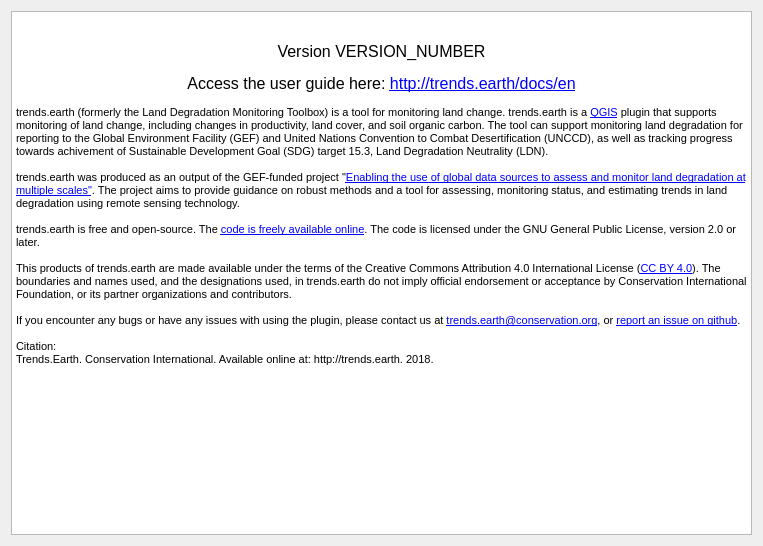
First picture: the form in LDMP/gui/DlgAbout.ui, repository ConservationInternational/trends.earth, before the edit.
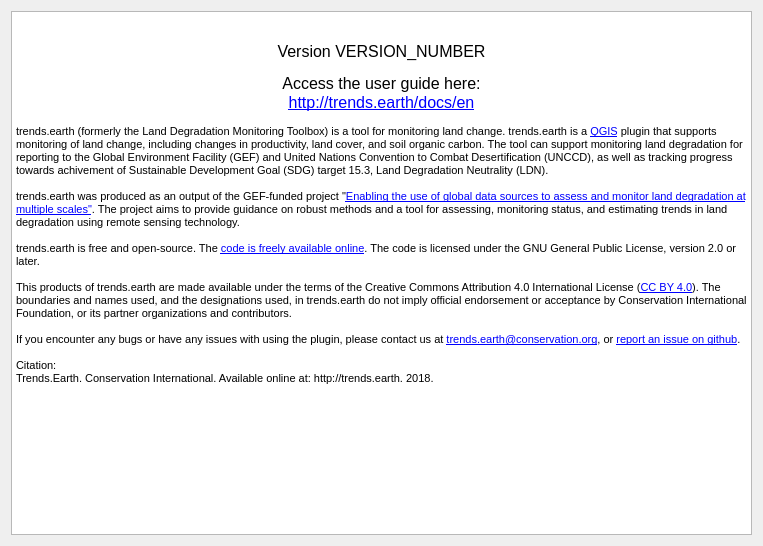
Second picture: the form after the edit. Icons and pictures are not drawn.

Diff of the .ui file:
```diff
--- a/LDMP/gui/DlgAbout.ui
+++ b/LDMP/gui/DlgAbout.ui
@@ -23,12 +23,13 @@
       <string>&lt;!DOCTYPE HTML PUBLIC &quot;-//W3C//DTD HTML 4.0//EN&quot; &quot;http://www.w3.org/TR/REC-html40/strict.dtd&quot;&gt;
 &lt;html&gt;&lt;head&gt;&lt;meta name=&quot;qrichtext&quot; content=&quot;1&quot; /&gt;&lt;style type=&quot;text/css&quot;&gt;
 p, li { white-space: pre-wrap; }
-&lt;/style&gt;&lt;/head&gt;&lt;body style=&quot; font-family:'MS Shell Dlg 2'; font-size:8.25pt; font-weight:400; font-style:normal;&quot;&gt;
+&lt;/style&gt;&lt;/head&gt;&lt;body style=&quot; font-family:'MS Shell Dlg 2'; font-size:7.875pt; font-weight:400; font-style:normal;&quot;&gt;
 &lt;p align=&quot;center&quot; style=&quot; margin-top:0px; margin-bottom:0px; margin-left:0px; margin-right:0px; -qt-block-indent:0; text-indent:0px;&quot;&gt;&lt;img src=&quot;:/plugins/LDMP/icons/trends_earth_logo_bl_small.png&quot; /&gt;&lt;/p&gt;
 &lt;p align=&quot;center&quot; style=&quot;-qt-paragraph-type:empty; margin-top:0px; margin-bottom:0px; margin-left:0px; margin-right:0px; -qt-block-indent:0; text-indent:0px; font-size:8pt;&quot;&gt;&lt;br /&gt;&lt;/p&gt;
 &lt;p align=&quot;center&quot; style=&quot; margin-top:0px; margin-bottom:0px; margin-left:0px; margin-right:0px; -qt-block-indent:0; text-indent:0px;&quot;&gt;&lt;span style=&quot; font-size:12pt;&quot;&gt;Version VERSION_NUMBER&lt;/span&gt;&lt;/p&gt;
 &lt;p align=&quot;center&quot; style=&quot;-qt-paragraph-type:empty; margin-top:0px; margin-bottom:0px; margin-left:0px; margin-right:0px; -qt-block-indent:0; text-indent:0px; font-size:8pt;&quot;&gt;&lt;br /&gt;&lt;/p&gt;
-&lt;p align=&quot;center&quot; style=&quot; margin-top:0px; margin-bottom:0px; margin-left:0px; margin-right:0px; -qt-block-indent:0; text-indent:0px;&quot;&gt;&lt;span style=&quot; font-size:12pt;&quot;&gt;Access the user guide here: &lt;/span&gt;&lt;a href=&quot;http://trends.earth/docs/en&quot;&gt;&lt;span style=&quot; font-size:12pt; text-decoration: underline; color:#0000ff;&quot;&gt;http://trends.earth/docs/en&lt;/span&gt;&lt;/a&gt;&lt;/p&gt;
+&lt;p align=&quot;center&quot; style=&quot; margin-top:0px; margin-bottom:0px; margin-left:0px; margin-right:0px; -qt-block-indent:0; text-indent:0px;&quot;&gt;&lt;span style=&quot; font-size:12pt;&quot;&gt;Access the user guide here:&lt;/span&gt;&lt;/p&gt;
+&lt;p align=&quot;center&quot; style=&quot; margin-top:0px; margin-bottom:0px; margin-left:0px; margin-right:0px; -qt-block-indent:0; text-indent:0px;&quot;&gt;&lt;a href=&quot;http://trends.earth/docs/en&quot;&gt;&lt;span style=&quot; font-size:12pt; text-decoration: underline; color:#0000ff;&quot;&gt;http://trends.earth/docs/en&lt;/span&gt;&lt;/a&gt;&lt;/p&gt;
 &lt;p style=&quot;-qt-paragraph-type:empty; margin-top:0px; margin-bottom:0px; margin-left:0px; margin-right:0px; -qt-block-indent:0; text-indent:0px; font-size:8pt;&quot;&gt;&lt;br /&gt;&lt;/p&gt;
 &lt;p style=&quot; margin-top:0px; margin-bottom:0px; margin-left:0px; margin-right:0px; -qt-block-indent:0; text-indent:0px;&quot;&gt;&lt;span style=&quot; font-size:8pt;&quot;&gt;trends.earth (formerly the Land Degradation Monitoring Toolbox) is a tool for monitoring land change. trends.earth is a &lt;/span&gt;&lt;a href=&quot;http://www.qgis.org&quot;&gt;&lt;span style=&quot; font-size:8pt; text-decoration: underline; color:#0000ff;&quot;&gt;QGIS&lt;/span&gt;&lt;/a&gt;&lt;span style=&quot; font-size:8pt;&quot;&gt; plugin that supports monitoring of land change, including changes in productivity, land cover, and soil organic carbon. The tool can support monitoring land degradation for reporting to the Global Environment Facility (GEF) and United Nations Convention to Combat Desertification (UNCCD), as well as tracking progress towards achivement of Sustainable Development Goal (SDG) target 15.3, Land Degradation Neutrality (LDN).&lt;/span&gt;&lt;/p&gt;
 &lt;p style=&quot;-qt-paragraph-type:empty; margin-top:0px; margin-bottom:0px; margin-left:0px; margin-right:0px; -qt-block-indent:0; text-indent:0px; font-size:8pt;&quot;&gt;&lt;br /&gt;&lt;/p&gt;
```
